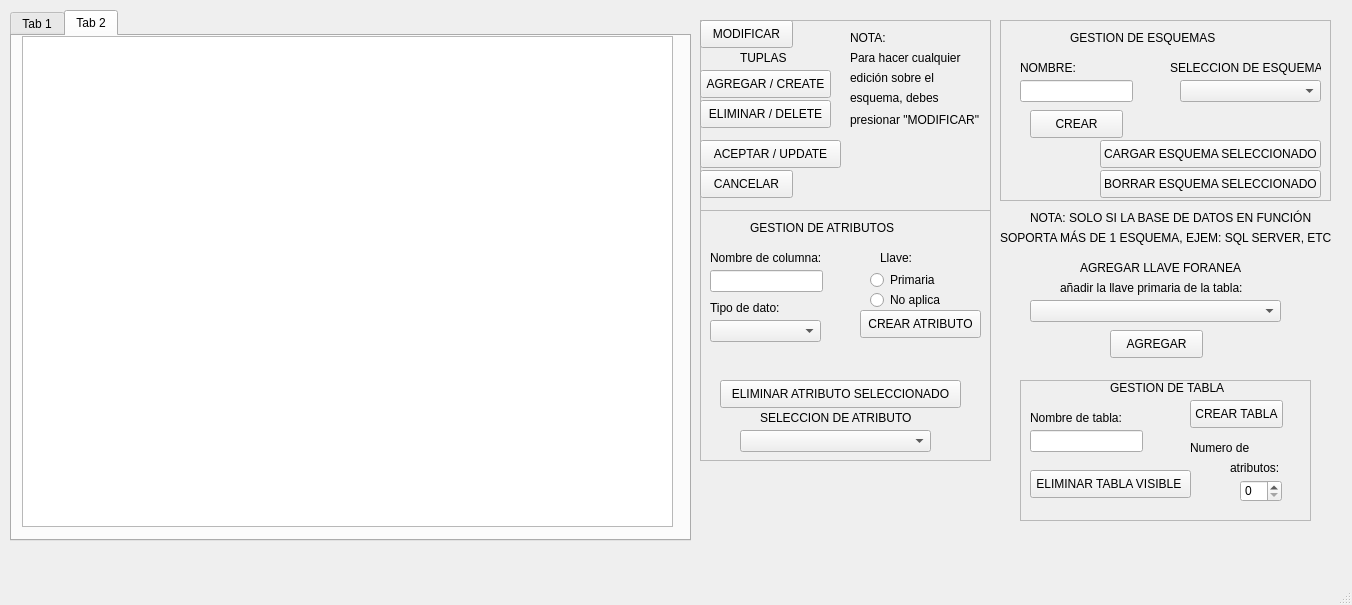
Above: interfaz_sgbd.ui from pedrokilo/SGBD_CRUDpy before the change. Below: the same form after it.
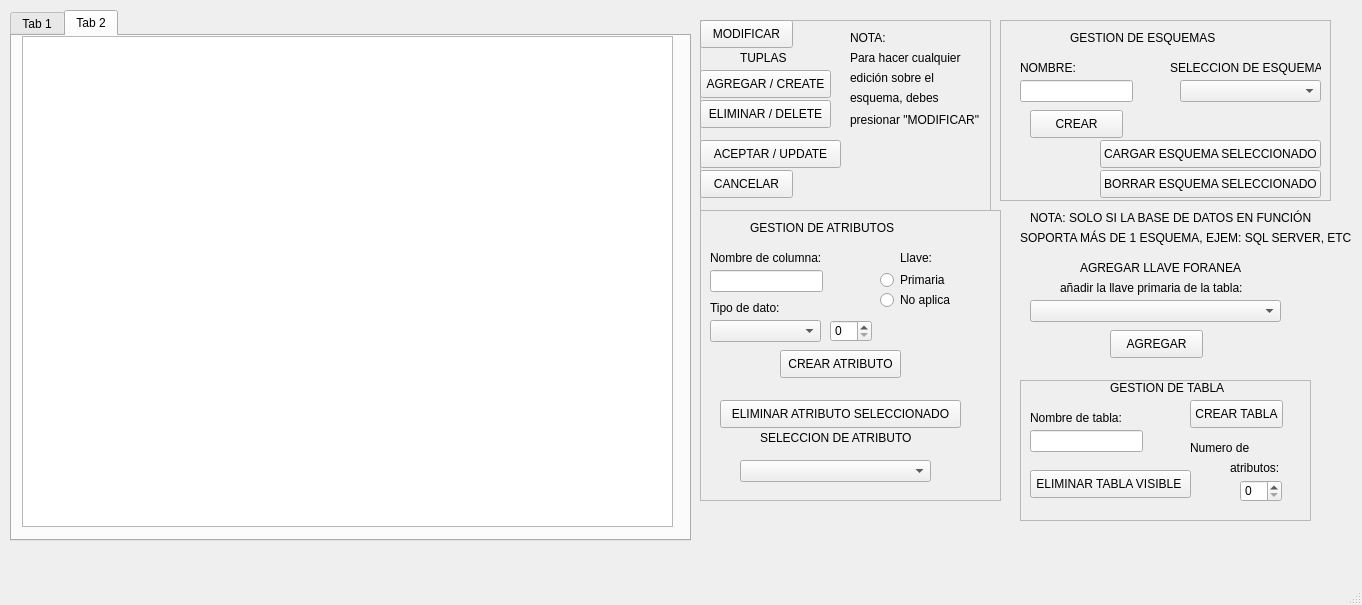
That is the form after the change.

Commit message: CODIGO DE TBD

The edit to the form file:
```diff
--- a/interfaz_sgbd.ui
+++ b/interfaz_sgbd.ui
@@ -6,7 +6,7 @@
    <rect>
     <x>0</x>
     <y>0</y>
-    <width>1352</width>
+    <width>1362</width>
     <height>605</height>
    </rect>
   </property>
@@ -335,8 +335,8 @@
      <rect>
       <x>700</x>
       <y>210</y>
-      <width>291</width>
-      <height>251</height>
+      <width>301</width>
+      <height>291</height>
      </rect>
     </property>
     <property name="frameShape">
@@ -359,7 +359,7 @@
      <property name="geometry">
       <rect>
        <x>20</x>
-       <y>170</y>
+       <y>190</y>
        <width>241</width>
        <height>28</height>
       </rect>
@@ -397,8 +397,8 @@
     <widget class="QPushButton" name="btn_CrearAtri">
      <property name="geometry">
       <rect>
-       <x>160</x>
-       <y>100</y>
+       <x>80</x>
+       <y>140</y>
        <width>121</width>
        <height>28</height>
       </rect>
@@ -433,7 +433,7 @@
     <widget class="QLabel" name="label_19">
      <property name="geometry">
       <rect>
-       <x>180</x>
+       <x>200</x>
        <y>40</y>
        <width>55</width>
        <height>16</height>
@@ -446,7 +446,7 @@
     <widget class="QRadioButton" name="radioButton_primario">
      <property name="geometry">
       <rect>
-       <x>170</x>
+       <x>180</x>
        <y>60</y>
        <width>95</width>
        <height>20</height>
@@ -459,7 +459,7 @@
     <widget class="QRadioButton" name="radioButton_noaplica">
      <property name="geometry">
       <rect>
-       <x>170</x>
+       <x>180</x>
        <y>80</y>
        <width>95</width>
        <height>20</height>
@@ -473,7 +473,7 @@
      <property name="geometry">
       <rect>
        <x>60</x>
-       <y>200</y>
+       <y>220</y>
        <width>151</width>
        <height>16</height>
       </rect>
@@ -486,12 +486,22 @@
      <property name="geometry">
       <rect>
        <x>40</x>
-       <y>220</y>
+       <y>250</y>
        <width>191</width>
        <height>22</height>
       </rect>
      </property>
     </widget>
+    <widget class="QSpinBox" name="spinBox_atributo">
+     <property name="geometry">
+      <rect>
+       <x>130</x>
+       <y>110</y>
+       <width>42</width>
+       <height>22</height>
+      </rect>
+     </property>
+    </widget>
    </widget>
    <widget class="QFrame" name="frame_4">
     <property name="geometry">
@@ -623,7 +633,7 @@
    <widget class="QLabel" name="label_17">
     <property name="geometry">
      <rect>
-      <x>1000</x>
+      <x>1020</x>
       <y>230</y>
       <width>331</width>
       <height>16</height>
```
Left out of the diff: 2 changed lines with no effect on the pictures. The commit also changes 1 other file.
